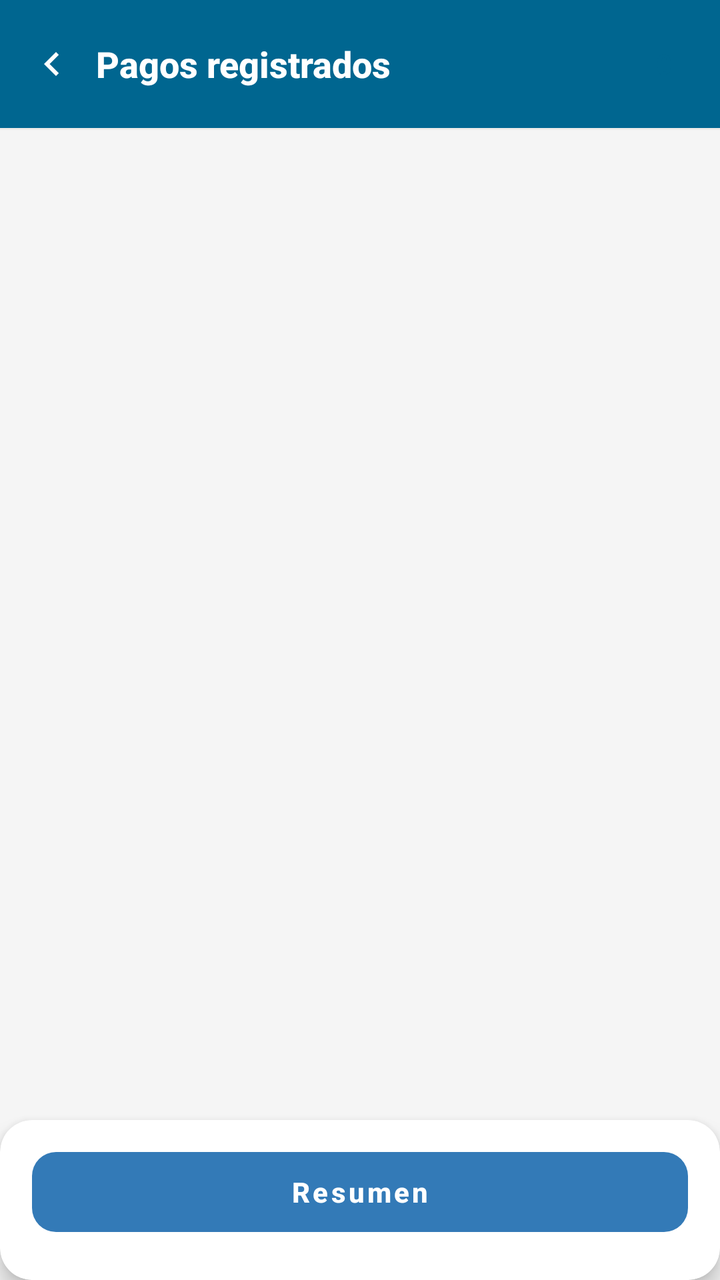
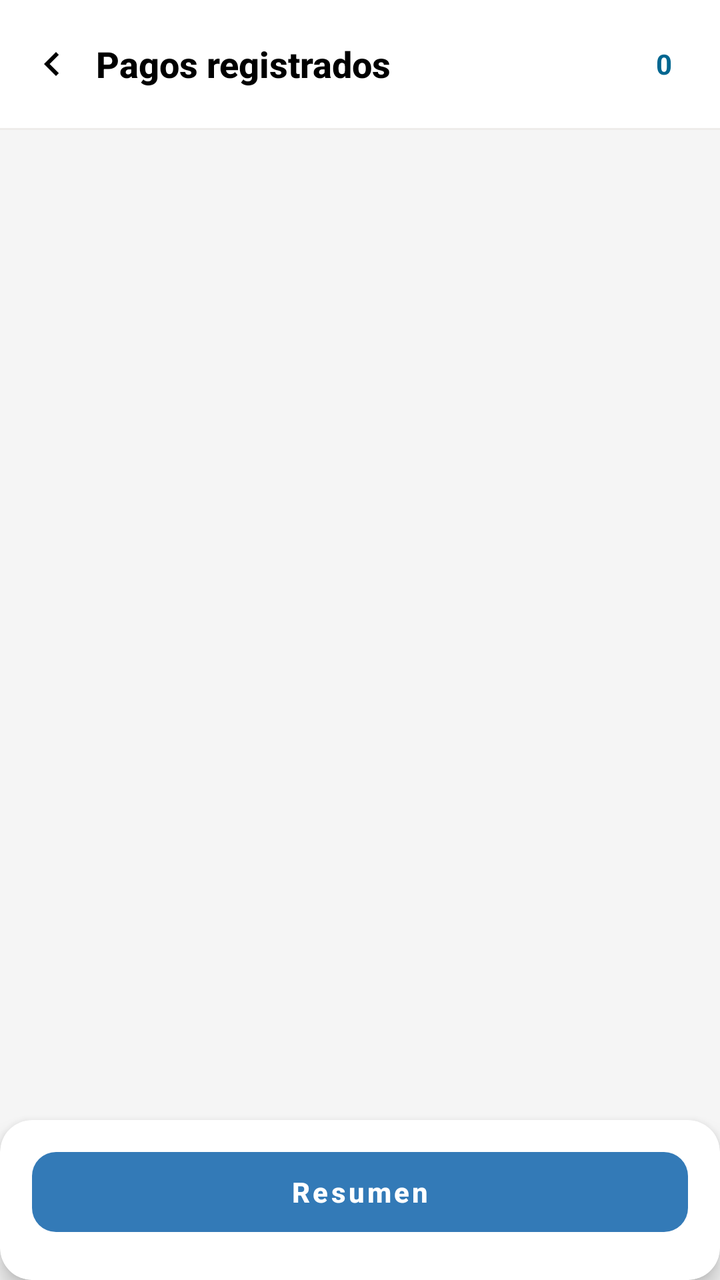

Screens rendered from an Android XML layout before and after an edit, with the pre-edit source and the edit as a unified diff.
<!-- AndroidManifest.xml: activity theme Theme.GMV -->
<!-- res/layout/activity_listado_pagos.xml -->
<?xml version="1.0" encoding="utf-8"?>
<LinearLayout xmlns:android="http://schemas.android.com/apk/res/android"
    xmlns:app="http://schemas.android.com/apk/res-auto"
    android:id="@+id/root"
    android:layout_width="match_parent"
    android:layout_height="match_parent"
    android:background="@color/grey_5"
    android:orientation="vertical"
    android:fitsSystemWindows="true">

    
    <LinearLayout
        android:layout_width="match_parent"
        android:layout_height="?attr/actionBarSize"
        android:gravity="center_vertical"
        android:orientation="horizontal"
        android:paddingStart="4dp"
        android:paddingEnd="16dp"
        android:background="@color/colorUmkPrimary">

        <ImageButton
            android:id="@+id/btn_back"
            android:layout_width="44dp"
            android:layout_height="44dp"
            android:background="?attr/selectableItemBackgroundBorderless"
            android:contentDescription="Regresar"
            android:tint="@color/white"
            app:srcCompat="@drawable/ic_arrow_left" />

        <TextView
            android:layout_width="0dp"
            android:layout_height="wrap_content"
            android:layout_weight="1"
            android:ellipsize="end"
            android:fontFamily="sans-serif-medium"
            android:maxLines="1"
            android:text="Pagos registrados"
            android:textColor="@color/white"
            android:textSize="18sp"
            android:textStyle="bold" />

        <TextView
            android:id="@+id/tv_pago_count"
            android:layout_width="wrap_content"
            android:layout_height="wrap_content"
            android:layout_marginEnd="8dp"
            android:text="0"
            android:textColor="@color/colorUmkPrimary"
            android:textSize="14sp"
            android:textStyle="bold" />

        <ImageButton
            android:id="@+id/btn_clear_pagos"
            android:layout_width="40dp"
            android:layout_height="40dp"
            android:background="?attr/selectableItemBackgroundBorderless"
            android:contentDescription="Vaciar pagos"
            android:src="@drawable/ic_trash"
            android:tint="#EF5350"
            android:visibility="gone" />

    </LinearLayout>

    <View
        android:layout_width="match_parent"
        android:layout_height="1dp"
        android:background="#EEECEA" />

    
    <androidx.core.widget.NestedScrollView
        android:layout_width="match_parent"
        android:layout_height="0dp"
        android:layout_weight="1"
        android:clipToPadding="false"
        android:scrollbars="none">

        <LinearLayout
            android:layout_width="match_parent"
            android:layout_height="wrap_content"
            android:orientation="vertical"
            android:paddingBottom="24dp">

            <LinearLayout
                android:id="@+id/lyt_pagos"
                android:layout_width="match_parent"
                android:layout_height="wrap_content"
                android:orientation="vertical"
                android:paddingHorizontal="16dp"
                android:paddingTop="12dp" />

        </LinearLayout>

    </androidx.core.widget.NestedScrollView>

    
    <LinearLayout
        android:id="@+id/lyt_empty"
        android:layout_width="match_parent"
        android:layout_height="0dp"
        android:layout_weight="1"
        android:gravity="center"
        android:orientation="vertical"
        android:visibility="gone">

        <TextView
            android:layout_width="wrap_content"
            android:layout_height="wrap_content"
            android:text="No hay pagos registrados"
            android:textColor="@color/grey_60"
            android:textSize="16sp" />

        <TextView
            android:layout_width="wrap_content"
            android:layout_height="wrap_content"
            android:layout_marginTop="8dp"
            android:text="Agrega pagos desde el detalle de cada factura"
            android:textColor="@color/grey_40"
            android:textSize="13sp" />

    </LinearLayout>

    
    <com.google.android.material.card.MaterialCardView
        android:layout_width="match_parent"
        android:layout_height="wrap_content"
        android:layout_gravity="bottom"
        app:cardBackgroundColor="@android:color/white"
        app:cardCornerRadius="16dp"
        app:cardElevation="6dp"
        app:strokeWidth="0dp">

        <LinearLayout
            android:layout_width="match_parent"
            android:layout_height="wrap_content"
            android:orientation="vertical"
            android:paddingHorizontal="16dp"
            android:paddingTop="12dp"
            android:paddingBottom="20dp">

            <com.google.android.material.button.MaterialButton
                android:id="@+id/btn_continuar"
                android:layout_width="match_parent"
                android:layout_height="48dp"
                android:text="Resumen"
                android:textAllCaps="false"
                android:textSize="14sp"
                android:textStyle="bold"
                app:cornerRadius="12dp" />

        </LinearLayout>

    </com.google.android.material.card.MaterialCardView>

</LinearLayout>
<!-- resources referenced by this layout -->
<resources>
  <color name="colorUmkPrimary">#006690</color>
  <color name="grey_40">#9E9E9E</color>
  <color name="grey_5">#F5F5F5</color>
  <color name="grey_60">#757575</color>
  <color name="white">#FFFFFF</color>
  <style name="Theme.GMV" parent="Base.Theme.GMV" />
  <color name="primary">#337AB7</color>
  <color name="on_primary">#FFFFFF</color>
  <color name="primary_container">#D6E4F0</color>
  <color name="on_primary_container">#1A3A5C</color>
  <color name="secondary">#3A539B</color>
  <color name="on_secondary">#FFFFFF</color>
  <color name="secondary_container">#D6DCE8</color>
  <color name="on_secondary_container">#1C2A5C</color>
  <color name="tertiary">#7E57C2</color>
  <color name="on_tertiary">#FFFFFF</color>
  <color name="tertiary_container">#EDE7F6</color>
  <color name="on_tertiary_container">#311B92</color>
  <color name="error">#EF5350</color>
  <color name="on_error">#FFFFFF</color>
  <color name="error_container">#FFEBEE</color>
  <color name="on_error_container">#B71C1C</color>
  <color name="background">#F2F2F2</color>
  <color name="on_background">#000000</color>
  <color name="surface">#E7E7E7</color>
  <color name="on_surface">#000000</color>
  <color name="surface_variant">#D4D4D4</color>
  <color name="on_surface_variant">#535353</color>
  <color name="outline">#B0BEC5</color>
  <color name="outline_variant">#CFD8DC</color>
  <style name="TextAppearance.M3.DisplayMedium">
          <item name="android:textSize">45sp</item>
          <item name="android:letterSpacing">0</item>
          <item name="android:lineHeight">52sp</item>
          <item name="android:fontFamily">sans-serif</item>
      </style>
  <style name="TextAppearance.M3.DisplaySmall">
          <item name="android:textSize">36sp</item>
          <item name="android:letterSpacing">0</item>
          <item name="android:lineHeight">44sp</item>
          <item name="android:fontFamily">sans-serif</item>
      </style>
  <style name="TextAppearance.M3.HeadlineLarge">
          <item name="android:textSize">32sp</item>
          <item name="android:letterSpacing">0</item>
          <item name="android:lineHeight">40sp</item>
          <item name="android:fontFamily">sans-serif</item>
      </style>
  <style name="TextAppearance.M3.HeadlineMedium">
          <item name="android:textSize">28sp</item>
          <item name="android:letterSpacing">0</item>
          <item name="android:lineHeight">36sp</item>
          <item name="android:fontFamily">sans-serif</item>
      </style>
  <style name="TextAppearance.M3.HeadlineSmall">
          <item name="android:textSize">24sp</item>
          <item name="android:letterSpacing">0</item>
          <item name="android:lineHeight">32sp</item>
          <item name="android:fontFamily">sans-serif</item>
      </style>
  <style name="TextAppearance.M3.TitleLarge">
          <item name="android:textSize">22sp</item>
          <item name="android:letterSpacing">0</item>
          <item name="android:lineHeight">28sp</item>
          <item name="android:fontFamily">sans-serif</item>
      </style>
  <style name="TextAppearance.M3.BodyLarge">
          <item name="android:textSize">16sp</item>
          <item name="android:letterSpacing">0.5</item>
          <item name="android:lineHeight">24sp</item>
          <item name="android:fontFamily">sans-serif</item>
      </style>
  <style name="TextAppearance.M3.BodyMedium">
          <item name="android:textSize">14sp</item>
          <item name="android:letterSpacing">0.25</item>
          <item name="android:lineHeight">20sp</item>
          <item name="android:fontFamily">sans-serif</item>
      </style>
  <style name="TextAppearance.M3.BodySmall">
          <item name="android:textSize">12sp</item>
          <item name="android:letterSpacing">0.4</item>
          <item name="android:lineHeight">16sp</item>
          <item name="android:fontFamily">sans-serif</item>
      </style>
  <color name="colorUmkPrimaryDark">#003044</color>
  <!-- unchanged entries left out for length: 9 -->
</resources>

<!-- the commit's change to res/layout/activity_listado_pagos.xml (unified diff, before → after) -->
@@ -16,7 +16,7 @@
         android:orientation="horizontal"
         android:paddingStart="4dp"
         android:paddingEnd="16dp"
-        android:background="@color/colorUmkPrimary">
+        android:background="@color/white">
 
         <ImageButton
             android:id="@+id/btn_back"
@@ -24,7 +24,7 @@
             android:layout_height="44dp"
             android:background="?attr/selectableItemBackgroundBorderless"
             android:contentDescription="Regresar"
-            android:tint="@color/white"
+            android:tint="@color/black"
             app:srcCompat="@drawable/ic_arrow_left" />
 
         <TextView
@@ -35,7 +35,7 @@
             android:fontFamily="sans-serif-medium"
             android:maxLines="1"
             android:text="Pagos registrados"
-            android:textColor="@color/white"
+            android:textColor="@color/black"
             android:textSize="18sp"
             android:textStyle="bold" />
 
<!-- resource entries referenced after the edit -->
@@ -1,5 +1,6 @@
 <!-- resources referenced by this layout -->
 <resources>
+  <color name="black">#000000</color>
   <color name="colorUmkPrimary">#006690</color>
   <color name="grey_40">#9E9E9E</color>
   <color name="grey_5">#F5F5F5</color>
